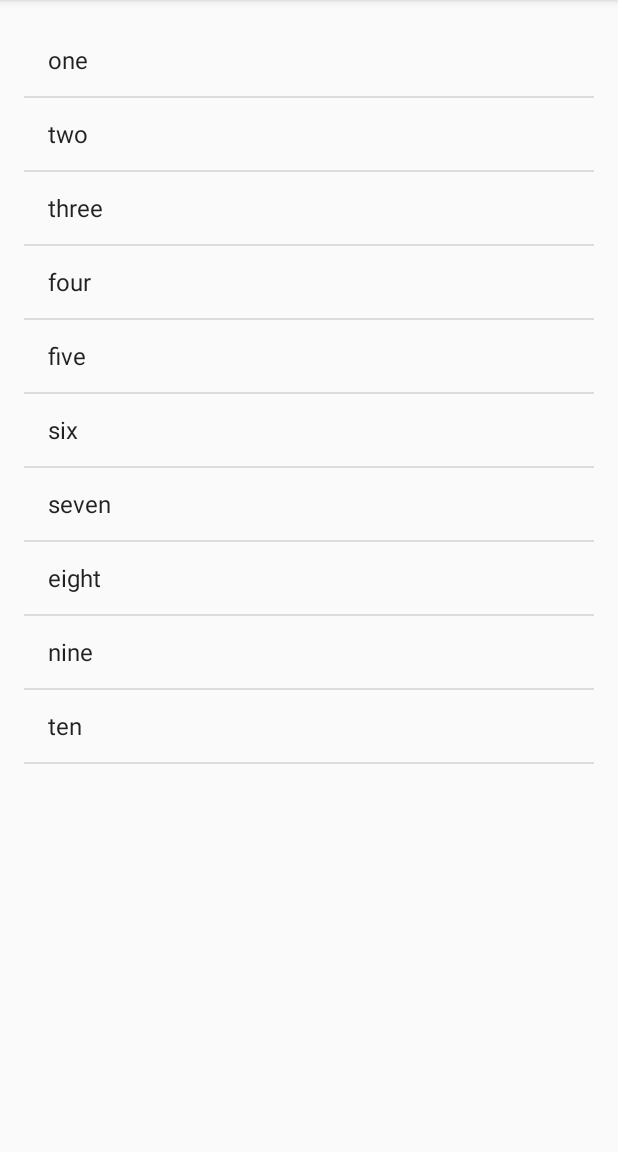
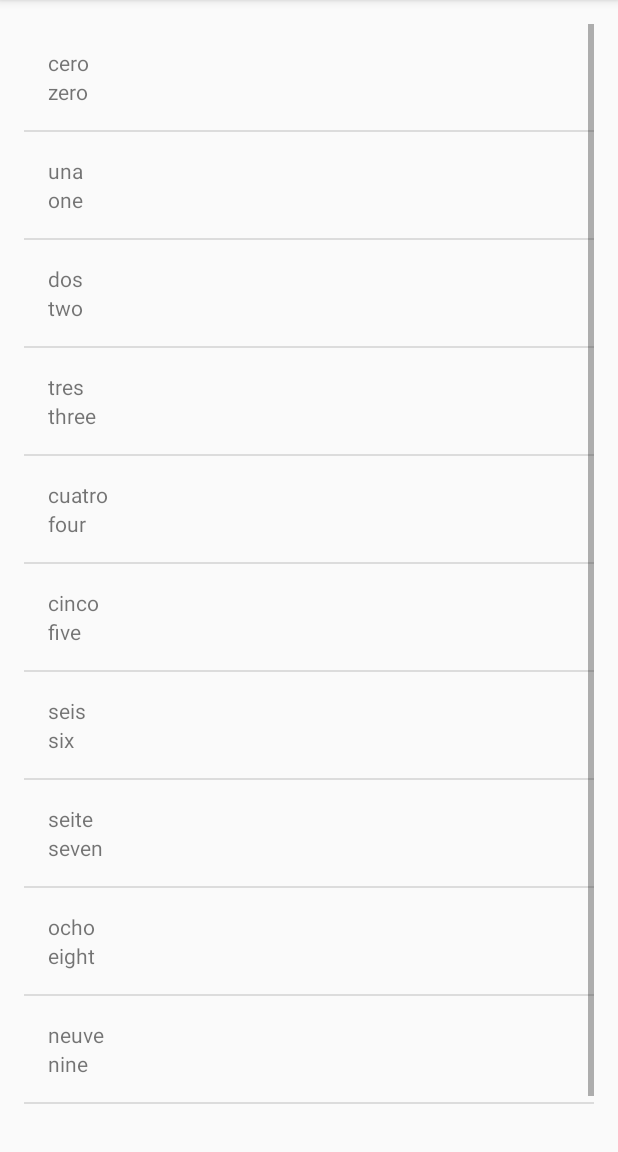
Before and after one commit to ayooubsmatti/LearningSpanish, an Android app: the screen it shows after launch (NumbersActivity), after a tap on "Numbers", on a phone screen of 412 x 824 dp, the part 84-1236 px from its top. Run offline under Robolectric (Android 15) with nearby library versions, the light colour scheme and no system bars.

Commit message:
Switch to Using a Custom ArrayAdapter in NumbersActivity

```diff
--- a/app/src/main/java/com/example/learningspanish/NumbersActivity.java
+++ b/app/src/main/java/com/example/learningspanish/NumbersActivity.java
@@ -18,20 +18,23 @@ public class NumbersActivity extends AppCompatActivity {
         setContentView(R.layout.activity_numbers);
 
         // Create a list of words
-        ArrayList<String> words = new ArrayList<String>();
-        words.add("one");
-        words.add("two");
-        words.add("three");
-        words.add("four");
-        words.add("five");
-        words.add("six");
-        words.add("seven");
-        words.add("eight");
-        words.add("nine");
-        words.add("ten");
+        ArrayList<Word> words = new ArrayList<Word>();
+        words.add(new Word("zero","cero"));
+        words.add(new Word("one","una"));
+        words.add(new Word("two","dos"));
+        words.add(new Word("three","tres"));
+        words.add(new Word("four","cuatro"));
+        words.add(new Word("five","cinco"));
+        words.add(new Word("six","seis"));
+        words.add(new Word("seven","seite"));
+        words.add(new Word("eight","ocho"));
+        words.add(new Word("nine","neuve"));
+        words.add(new Word("ten","diez"));
 
 
-        ArrayAdapter<String> itemsAdapter = new ArrayAdapter<String>(this, android.R.layout.simple_list_item_1, words);
+
+
+        WordAdapter itemsAdapter = new WordAdapter(this, words);
 
         ListView listView = (ListView) findViewById(R.id.list);
 
--- /dev/null
+++ b/app/src/main/java/com/example/learningspanish/Word.java
@@ -0,0 +1,47 @@
+package com.example.learningspanish;
+
+public class Word {
+    // Name of the Android version (e.g. Gingerbread, Honeycomb, Ice Cream Sandwich)
+    private String mDefaultTranslation;
+
+    // Android version number (e.g. 2.3-2.7, 3.0-3.2.6, 4.0-4.0.4)
+    private String mSpanishTranslation;
+
+    // Drawable resource ID
+//    private int mImageResourceId;
+
+    /*
+     * Create a new AndroidFlavor object.
+     *
+     * @param vName is the name of the Android version (e.g. Gingerbread)
+     * @param vNumber is the corresponding Android version number (e.g. 2.3-2.7)
+     * @param image is drawable reference ID that corresponds to the Android version
+     * */
+    public Word(String DefaultTranslation, String SpanishTranslation)
+    {
+        mDefaultTranslation = DefaultTranslation;
+        mSpanishTranslation = SpanishTranslation;
+//      mImageResourceId = imageResourceId;
+    }
+
+    /**
+     * Get the name of the Android version
+     */
+    public String getDefaultTranslation() {
+        return mDefaultTranslation;
+    }
+
+    /**
+     * Get the Android version number
+     */
+    public String getSpanishTranslation() {
+        return mSpanishTranslation;
+    }
+
+    /**
+     * Get the image resource ID
+     */
+//    public int getImageResourceId() {
+//        return mImageResourceId;
+//    }
+}
--- /dev/null
+++ b/app/src/main/java/com/example/learningspanish/WordAdapter.java
@@ -0,0 +1,77 @@
+package com.example.learningspanish;
+
+import android.app.Activity;
+import android.view.LayoutInflater;
+import android.view.View;
+import android.view.ViewGroup;
+import android.widget.ArrayAdapter;
+import android.widget.ImageView;
+import android.widget.TextView;
+
+import java.util.ArrayList;
+
+public class WordAdapter  extends ArrayAdapter<Word> {
+    private static final String LOG_TAG = WordAdapter.class.getSimpleName();
+
+    /**
+     * This is our own custom constructor (it doesn't mirror a superclass constructor).
+     * The context is used to inflate the layout file, and the list is the data we want
+     * to populate into the lists.
+     *
+     * @param context        The current context. Used to inflate the layout file.
+     * @param androidFlavors A List of AndroidFlavor objects to display in a list
+     */
+    public WordAdapter(Activity context, ArrayList<Word> androidFlavors) {
+        // Here, we initialize the ArrayAdapter's internal storage for the context and the list.
+        // the second argument is used when the ArrayAdapter is populating a single TextView.
+        // Because this is a custom adapter for two TextViews and an ImageView, the adapter is not
+        // going to use this second argument, so it can be any value. Here, we used 0.
+        super(context, 0, androidFlavors);
+    }
+
+    /**
+     * Provides a view for an AdapterView (ListView, GridView, etc.)
+     *
+     * @param position The position in the list of data that should be displayed in the
+     *                 list item view.
+     * @param convertView The recycled view to populate.
+     * @param parent The parent ViewGroup that is used for inflation.
+     * @return The View for the position in the AdapterView.
+     */
+    @Override
+    public View getView(int position, View convertView, ViewGroup parent) {
+        // Check if the existing view is being reused, otherwise inflate the view
+        View listItemView = convertView;
+        if(listItemView == null) {
+            listItemView = LayoutInflater.from(getContext()).inflate(
+                    R.layout.list_item, parent, false);
+        }
+
+        // Get the {@link AndroidFlavor} object located at this position in the list
+        Word currenWord = getItem(position);
+
+        // Find the TextView in the list_item.xml layout with the ID version_name
+        TextView englishTextView = (TextView) listItemView.findViewById(R.id.default_text_view);
+        // Get the version name from the current AndroidFlavor object and
+        // set this text on the name TextView
+        englishTextView .setText(currenWord.getDefaultTranslation());
+
+        // Find the TextView in the list_item.xml layout with the ID version_number
+        TextView spanishTextView = (TextView) listItemView.findViewById(R.id.spanish_text_view);
+        // Get the version number from the current AndroidFlavor object and
+        // set this text on the number TextView
+        spanishTextView.setText(currenWord.getSpanishTranslation());
+
+//        // Find the ImageView in the list_item.xml layout with the ID list_item_icon
+//        ImageView iconView = (ImageView) listItemView.findViewById(R.id.list_item_icon);
+//        // Get the image resource ID from the current AndroidFlavor object and
+//        // set the image to iconView
+//        iconView.setImageResource(currenWord.getImageResourceId());
+
+        // Return the whole list item layout (containing 2 TextViews and an ImageView)
+        // so that it can be shown in the ListView
+        return listItemView;
+    }
+
+
+}
--- /dev/null
+++ b/app/src/main/res/layout/list_item.xml
@@ -0,0 +1,21 @@
+<?xml version="1.0" encoding="utf-8"?>
+<LinearLayout xmlns:android="http://schemas.android.com/apk/res/android"
+    xmlns:tools="http://schemas.android.com/tools"
+    android:orientation="vertical"
+    android:padding="16dp"
+    android:layout_width="match_parent"
+    android:layout_height="match_parent">
+
+    <TextView
+        android:id="@+id/spanish_text_view"
+        android:layout_width="wrap_content"
+        android:layout_height="wrap_content"
+        tools:text="una"
+        />
+    <TextView
+        android:id="@+id/default_text_view"
+        android:layout_width="wrap_content"
+        android:layout_height="wrap_content"
+        tools:text="one"
+        />
+</LinearLayout>
```
